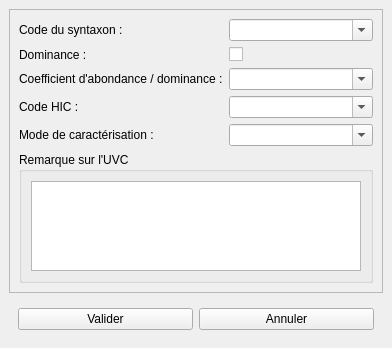
The window that src/ui/form_syntaxon.ui (IGNF/saisie_carhab) describes before a commit, drawn with Qt 5.
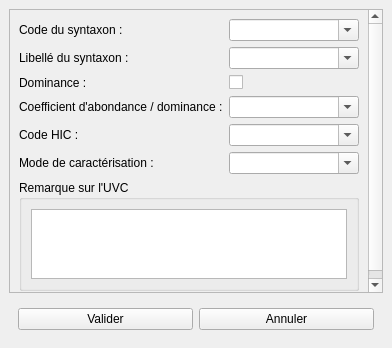
The same window after the commit.

Diff of the .ui file:
```diff
--- a/src/ui/form_syntaxon.ui
+++ b/src/ui/form_syntaxon.ui
@@ -25,8 +25,8 @@
         <rect>
          <x>0</x>
          <y>0</y>
-         <width>372</width>
-         <height>259</height>
+         <width>355</width>
+         <height>277</height>
         </rect>
        </property>
        <layout class="QFormLayout" name="formLayout">
@@ -44,14 +44,14 @@
           </property>
          </widget>
         </item>
-        <item row="1" column="0">
+        <item row="3" column="0">
          <widget class="QLabel" name="label_9">
           <property name="text">
            <string>Dominance :</string>
           </property>
          </widget>
         </item>
-        <item row="1" column="1">
+        <item row="3" column="1">
          <widget class="QCheckBox" name="dominance">
           <property name="maximumSize">
            <size>
@@ -67,49 +67,49 @@
           </property>
          </widget>
         </item>
-        <item row="2" column="0">
+        <item row="4" column="0">
          <widget class="QLabel" name="label_nom_sf_2">
           <property name="text">
            <string>Coefficient d'abondance / dominance :</string>
           </property>
          </widget>
         </item>
-        <item row="2" column="1">
+        <item row="4" column="1">
          <widget class="QComboBox" name="abon_domin">
           <property name="editable">
            <bool>true</bool>
           </property>
          </widget>
         </item>
-        <item row="3" column="0">
+        <item row="5" column="0">
          <widget class="QLabel" name="label_2">
           <property name="text">
            <string>Code HIC : </string>
           </property>
          </widget>
         </item>
-        <item row="3" column="1">
+        <item row="5" column="1">
          <widget class="QComboBox" name="code_hic">
           <property name="editable">
            <bool>true</bool>
           </property>
          </widget>
         </item>
-        <item row="4" column="0">
+        <item row="6" column="0">
          <widget class="QLabel" name="label_8">
           <property name="text">
            <string>Mode de caractérisation : </string>
           </property>
          </widget>
         </item>
-        <item row="4" column="1">
+        <item row="6" column="1">
          <widget class="QComboBox" name="mode_carac">
           <property name="editable">
            <bool>true</bool>
           </property>
          </widget>
         </item>
-        <item row="5" column="0" colspan="2">
+        <item row="7" column="0" colspan="2">
          <widget class="QGroupBox" name="gb_rmq">
           <property name="title">
            <string>Remarque sur l'UVC</string>
@@ -121,6 +121,20 @@
           </layout>
          </widget>
         </item>
+        <item row="1" column="0">
+         <widget class="QLabel" name="label_nom_sf_3">
+          <property name="text">
+           <string>Libellé du syntaxon :</string>
+          </property>
+         </widget>
+        </item>
+        <item row="1" column="1">
+         <widget class="QComboBox" name="lb_syntax">
+          <property name="editable">
+           <bool>true</bool>
+          </property>
+         </widget>
+        </item>
        </layout>
       </widget>
      </widget>
```
